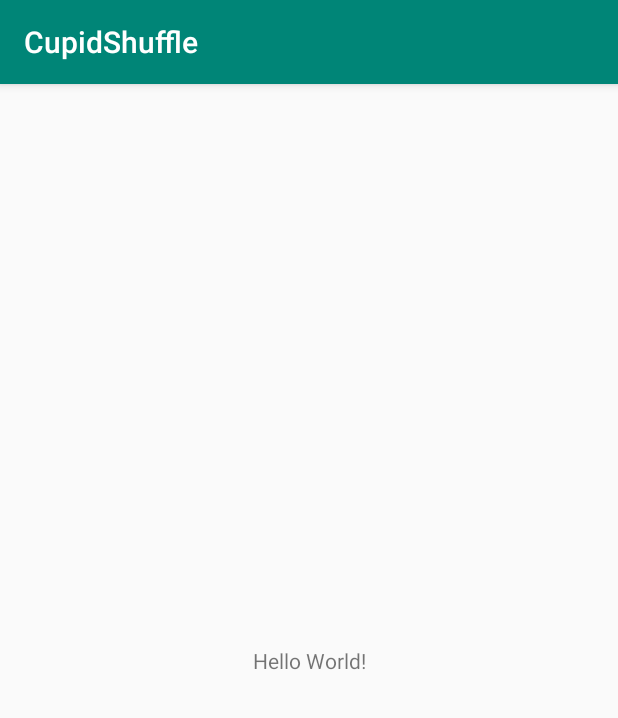
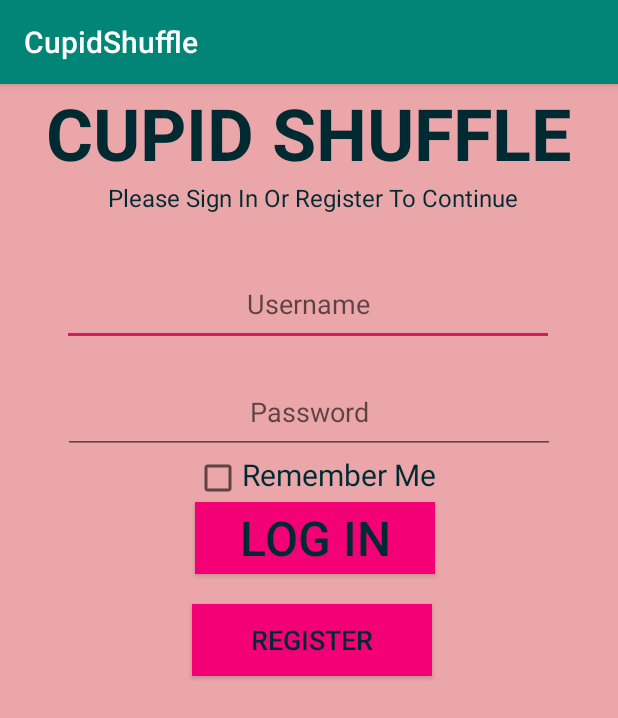
Before and after one commit to InquisitiveMindHasToKnow/CupidShuffle, an Android app: the screen it shows after launch (MainActivity before the commit, LoginActivity after it), on a phone screen of 412 x 824 dp. Shown: the top 718 px of the screen. Run offline under Robolectric (Android 15) with nearby library versions, the phone set to English and light mode, and no system bars.

Commit message:
Login and user registration pages made using shared prefs to save info

```diff
--- a/app/src/main/AndroidManifest.xml
+++ b/app/src/main/AndroidManifest.xml
@@ -9,7 +9,9 @@
         android:roundIcon="@mipmap/ic_launcher_round"
         android:supportsRtl="true"
         android:theme="@style/AppTheme">
-        <activity android:name=".MainActivity">
+        <activity android:name=".UserRegistrationActivity"></activity>
+        <activity android:name=".MainActivity" />
+        <activity android:name=".LoginActivity">
             <intent-filter>
                 <action android:name="android.intent.action.MAIN" />
 
--- /dev/null
+++ b/app/src/main/java/com/example/cupidshuffle/LoginActivity.java
@@ -0,0 +1,96 @@
+package com.example.cupidshuffle;
+
+import android.content.Intent;
+import android.content.SharedPreferences;
+import android.os.SystemClock;
+import android.support.v7.app.AppCompatActivity;
+import android.os.Bundle;
+import android.view.View;
+import android.widget.Button;
+import android.widget.CheckBox;
+import android.widget.EditText;
+import android.widget.TextView;
+import android.widget.Toast;
+
+public class LoginActivity extends AppCompatActivity {
+
+    private static final String SHARED_PREFS_KEY = "sharedPrefsTesting";
+    private long lastButtonClickTime = 0;
+    private TextView loginScreenTitleTextView;
+    private TextView loginOrRegisterPrompt;
+    private EditText usernameEditText;
+    private EditText passwordEditText;
+    private CheckBox rememberMeCheckBox;
+    private Button loginButton;
+    private Button registerButton;
+    private SharedPreferences loginSharedPreferences;
+
+    @Override
+    protected void onCreate(Bundle savedInstanceState) {
+        super.onCreate(savedInstanceState);
+        setContentView(R.layout.activity_login);
+
+        loginScreenTitleTextView = findViewById(R.id.login_screen_title_textview);
+        loginOrRegisterPrompt = findViewById(R.id.sign_in_prompt_textview);
+        usernameEditText = findViewById(R.id.user_name_edittext);
+        passwordEditText = findViewById(R.id.user_password_edittext);
+        rememberMeCheckBox = findViewById(R.id.remember_me_checkbox);
+        loginButton = findViewById(R.id.login_button);
+        registerButton = findViewById(R.id.register_button);
+
+        loginSharedPreferences = getApplicationContext().getSharedPreferences(SHARED_PREFS_KEY, MODE_PRIVATE);
+
+        if (loginSharedPreferences.getBoolean("isChecked", false)) {
+            usernameEditText.setText(loginSharedPreferences.getString("username", null));
+            passwordEditText.setText(loginSharedPreferences.getString("password", null));
+            rememberMeCheckBox.setChecked(loginSharedPreferences.getBoolean("isChecked", false));
+        }
+
+        loginButton.setOnClickListener(new View.OnClickListener() {
+            @Override
+            public void onClick(View v) {
+
+                if (SystemClock.elapsedRealtime() - lastButtonClickTime < 3000) {
+                    return;
+                }
+                lastButtonClickTime = SystemClock.elapsedRealtime();
+
+                SharedPreferences.Editor editor = loginSharedPreferences.edit();
+                if (rememberMeCheckBox.isChecked()) {
+                    editor.putString("username", usernameEditText.getText().toString());
+                    editor.putString("password", passwordEditText.getText().toString());
+                    editor.putBoolean("isChecked", rememberMeCheckBox.isChecked());
+                    editor.commit();
+                } else {
+                    editor.putBoolean("isChecked", rememberMeCheckBox.isChecked());
+                    editor.commit();
+                }
+                String checkUser = "user" + usernameEditText.getText().toString();
+                String checkPassword = "password" + usernameEditText.getText().toString();
+
+                if (usernameEditText.getText().toString().equalsIgnoreCase(loginSharedPreferences.getString(checkUser, null))
+                        && passwordEditText.getText().toString().equals(loginSharedPreferences.getString(checkPassword, null))) {
+                    Intent loginIntent = new Intent(LoginActivity.this, MainActivity.class);
+                    loginIntent.putExtra("currentUser", usernameEditText.getText().toString());
+                    LoginActivity.this.startActivity(loginIntent);
+                } else {
+                    Toast.makeText(LoginActivity.this.getApplicationContext(), "Username or password invalid!", Toast.LENGTH_LONG).show();
+                }
+            }
+        });
+
+        registerButton.setOnClickListener(new View.OnClickListener() {
+            @Override
+            public void onClick(View view) {
+                if (SystemClock.elapsedRealtime() - lastButtonClickTime < 3000) {
+                    return;
+                }
+                lastButtonClickTime = SystemClock.elapsedRealtime();
+                Intent registerIntent = new Intent(LoginActivity.this, UserRegistrationActivity.class);
+                registerIntent.putExtra("testKey", SHARED_PREFS_KEY);
+                LoginActivity.this.startActivity(registerIntent);
+            }
+        });
+
+    }
+}
--- /dev/null
+++ b/app/src/main/res/layout/activity_login.xml
@@ -0,0 +1,116 @@
+<?xml version="1.0" encoding="utf-8"?>
+<android.support.constraint.ConstraintLayout xmlns:android="http://schemas.android.com/apk/res/android"
+    xmlns:app="http://schemas.android.com/apk/res-auto"
+    android:layout_width="match_parent"
+    android:layout_height="match_parent"
+    android:background="@color/backgroundPrimary">
+
+    <TextView
+        android:id="@+id/login_screen_title_textview"
+        android:layout_width="match_parent"
+        android:layout_height="wrap_content"
+        android:textColor="@color/textPrimaryColor"
+        android:text="CUPID SHUFFLE"
+        android:gravity="center"
+        android:textSize="48sp"
+        android:textStyle="bold"
+        app:layout_constraintTop_toTopOf="parent"
+        app:layout_constraintBottom_toTopOf="@id/sign_in_prompt_textview"/>
+
+
+    <TextView
+        android:id="@+id/sign_in_prompt_textview"
+        android:layout_width="match_parent"
+        android:layout_height="wrap_content"
+        android:textSize="16sp"
+        android:textColor="@color/textPrimaryColor"
+        android:layout_marginStart="72dp"
+        android:text="Please Sign In Or Register To Continue"
+        app:layout_constraintTop_toBottomOf="@id/login_screen_title_textview"
+        app:layout_constraintLeft_toLeftOf="parent"
+        app:layout_constraintRight_toRightOf="parent"
+        app:layout_constraintBottom_toTopOf="@id/user_name_edittext"
+        />
+
+
+    <EditText
+
+        android:id="@+id/user_name_edittext"
+        android:layout_width="328dp"
+        android:layout_height="56dp"
+        android:layout_marginTop="32dp"
+        android:imeOptions="actionDone"
+        android:inputType="textPersonName"
+        android:singleLine="true"
+        android:textAlignment="center"
+        android:hint="Username"
+        app:layout_constraintHorizontal_bias="0.493"
+        app:layout_constraintLeft_toLeftOf="parent"
+        app:layout_constraintRight_toRightOf="parent"
+        app:layout_constraintTop_toBottomOf="@id/sign_in_prompt_textview" />
+
+    <EditText
+        android:id="@+id/user_password_edittext"
+        android:layout_width="328dp"
+        android:layout_height="56dp"
+        android:layout_marginTop="16dp"
+        android:textAlignment="center"
+        android:imeOptions="actionDone"
+        android:singleLine="true"
+        android:hint="Password"
+        app:layout_constraintLeft_toLeftOf="parent"
+        app:layout_constraintRight_toRightOf="parent"
+        app:layout_constraintTop_toBottomOf="@id/user_name_edittext" />
+
+    <android.support.v7.widget.AppCompatCheckBox
+        android:id="@+id/remember_me_checkbox"
+        android:layout_width="wrap_content"
+        android:layout_height="wrap_content"
+        app:layout_constraintTop_toBottomOf="@id/user_password_edittext"
+        app:layout_constraintRight_toRightOf="@id/checkbox_prompt"
+        app:layout_constraintLeft_toLeftOf="parent"
+        app:layout_constraintBottom_toTopOf="@id/login_button"
+
+        />
+
+    <TextView
+        android:id="@+id/checkbox_prompt"
+        android:layout_width="wrap_content"
+        android:layout_height="wrap_content"
+        android:text="Remember Me"
+        android:textSize="20sp"
+        android:textColor="@color/textPrimaryColor"
+        app:layout_constraintTop_toBottomOf="@id/user_password_edittext"
+        app:layout_constraintLeft_toRightOf="@id/remember_me_checkbox" />
+
+    <Button
+        android:id="@+id/login_button"
+        android:layout_width="160dp"
+        android:layout_height="wrap_content"
+        android:layout_marginTop="32dp"
+        android:textSize="32sp"
+        android:text="Log In"
+        android:background="@color/buttonPrimaryColor"
+        android:textColor="@color/textPrimaryColor"
+        app:layout_constraintHorizontal_bias="0.517"
+        app:layout_constraintLeft_toLeftOf="parent"
+        app:layout_constraintRight_toRightOf="parent"
+        app:layout_constraintTop_toBottomOf="@id/user_password_edittext" />
+
+    <Button
+        android:id="@+id/register_button"
+        android:layout_width="160dp"
+        android:layout_height="wrap_content"
+        android:layout_marginTop="20dp"
+        android:layout_marginEnd="124dp"
+        android:textSize="18sp"
+        android:text="Register"
+        android:background="@color/buttonPrimaryColor"
+        android:textColor="@color/textPrimaryColor"
+        app:layout_constraintHorizontal_bias="1.0"
+        app:layout_constraintLeft_toLeftOf="parent"
+        app:layout_constraintRight_toRightOf="parent"
+        app:layout_constraintTop_toBottomOf="@id/login_button"
+        android:layout_marginRight="124dp" />
+
+</android.support.constraint.ConstraintLayout>
--- a/app/src/main/res/values/colors.xml
+++ b/app/src/main/res/values/colors.xml
@@ -3,4 +3,9 @@
     <color name="colorPrimary">#008577</color>
     <color name="colorPrimaryDark">#00574B</color>
     <color name="colorAccent">#D81B60</color>
+
+    <color name="backgroundPrimary">#EBA6A9</color>
+    <color name="textPrimaryColor">#002A32</color>
+    <color name="buttonPrimaryColor">#F40076</color>
+
 </resources>
```
Also changed, not shown: app/src/main/java/com/example/cupidshuffle/UserRegistrationActivity.java (added, +63 -0 lines), app/src/main/res/layout/activity_user_registration.xml (added, +80 -0 lines).
